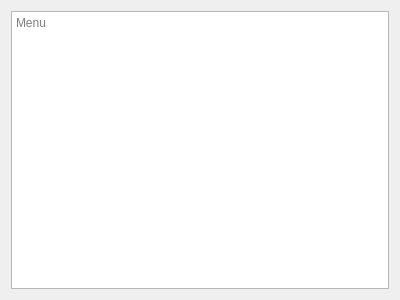
Old version of the form frontend/forms/menu.ui in the repository tvt23-pankkiprojekti/SPO_Group11.
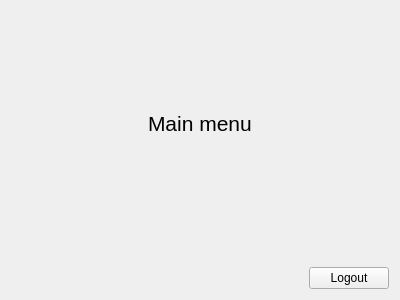
New version of the form.

Patch:
```diff
--- a/frontend/forms/menu.ui
+++ b/frontend/forms/menu.ui
@@ -15,11 +15,111 @@
   </property>
   <layout class="QGridLayout" name="gridLayout">
    <item row="0" column="0">
-    <widget class="QTextBrowser" name="textBrowser">
-     <property name="placeholderText">
-      <string>Menu</string>
-     </property>
-    </widget>
+    <layout class="QVBoxLayout" name="verticalLayout">
+     <item>
+      <layout class="QGridLayout" name="gridLayout_2">
+       <item row="3" column="1">
+        <spacer name="verticalSpacer_2">
+         <property name="orientation">
+          <enum>Qt::Vertical</enum>
+         </property>
+         <property name="sizeHint" stdset="0">
+          <size>
+           <width>20</width>
+           <height>105</height>
+          </size>
+         </property>
+        </spacer>
+       </item>
+       <item row="2" column="2">
+        <spacer name="horizontalSpacer_2">
+         <property name="orientation">
+          <enum>Qt::Horizontal</enum>
+         </property>
+         <property name="sizeHint" stdset="0">
+          <size>
+           <width>105</width>
+           <height>20</height>
+          </size>
+         </property>
+        </spacer>
+       </item>
+       <item row="2" column="0">
+        <spacer name="horizontalSpacer">
+         <property name="orientation">
+          <enum>Qt::Horizontal</enum>
+         </property>
+         <property name="sizeHint" stdset="0">
+          <size>
+           <width>118</width>
+           <height>20</height>
+          </size>
+         </property>
+        </spacer>
+       </item>
+       <item row="1" column="1">
+        <spacer name="verticalSpacer">
+         <property name="orientation">
+          <enum>Qt::Vertical</enum>
+         </property>
+         <property name="sizeHint" stdset="0">
+          <size>
+           <width>20</width>
+           <height>98</height>
+          </size>
+         </property>
+        </spacer>
+       </item>
+       <item row="2" column="1">
+        <layout class="QVBoxLayout" name="verticalLayout_3">
+         <item>
+          <widget class="QLabel" name="label_2">
+           <property name="font">
+            <font>
+             <pointsize>16</pointsize>
+            </font>
+           </property>
+           <property name="text">
+            <string>Main menu</string>
+           </property>
+          </widget>
+         </item>
+         <item>
+          <widget class="QLabel" name="label_cardOwner">
+           <property name="text">
+            <string/>
+           </property>
+          </widget>
+         </item>
+        </layout>
+       </item>
+      </layout>
+     </item>
+     <item>
+      <layout class="QHBoxLayout" name="horizontalLayout">
+       <item>
+        <spacer name="horizontalSpacer_3">
+         <property name="orientation">
+          <enum>Qt::Horizontal</enum>
+         </property>
+         <property name="sizeHint" stdset="0">
+          <size>
+           <width>40</width>
+           <height>20</height>
+          </size>
+         </property>
+        </spacer>
+       </item>
+       <item>
+        <widget class="QPushButton" name="logoutButton">
+         <property name="text">
+          <string>Logout</string>
+         </property>
+        </widget>
+       </item>
+      </layout>
+     </item>
+    </layout>
    </item>
   </layout>
  </widget>
```
